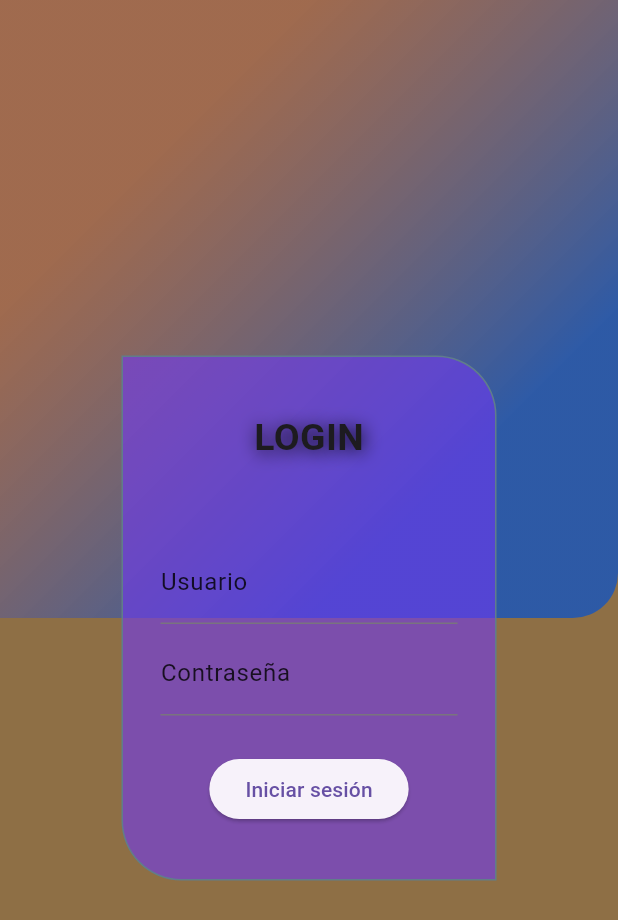
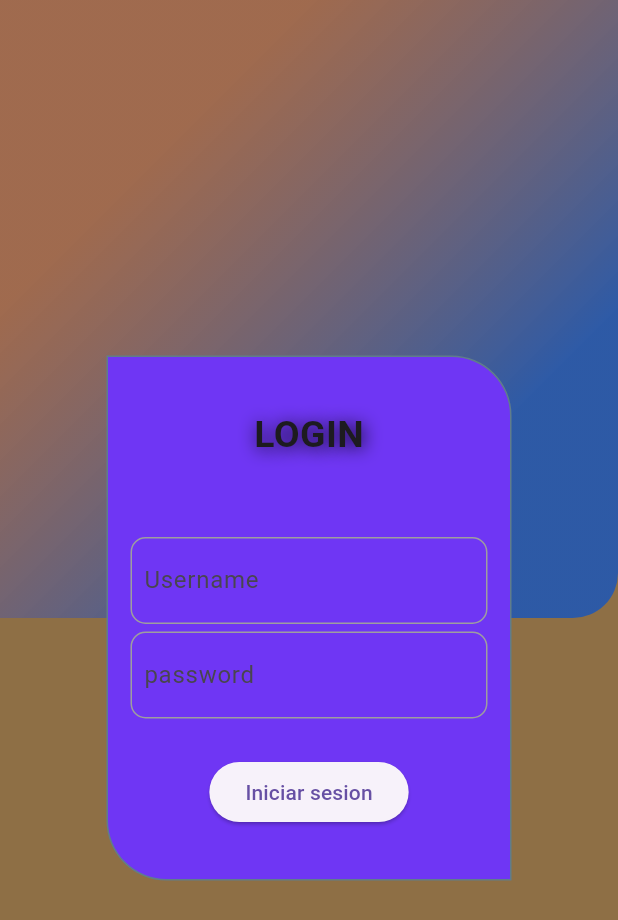
Before and after one commit to andri1321/Menu, a Flutter app: the screen it shows after launch, on a phone screen of 412 x 824 dp. Shown: the top 920 px of the screen. Run offline on Flutter 3.47's test engine with Material 3 defaults, Android fonts, the phone set to English and light mode, and no system bars; our stand-ins replace go_router.

Commit message:
login optimizado version 1.2

```diff
--- a/menu/lib/Screens/contador.dart
+++ b/menu/lib/Screens/contador.dart
@@ -21,11 +21,6 @@ class _ContadorState extends State<Contador> {
         centerTitle: true,
         title: const Text('Contador', style: TextStyle(color: Colors.white),),
         backgroundColor: Colors.indigo,
-      ),
-
-      drawer: const Drawer(
-        backgroundColor: Color.fromARGB(255, 213, 220, 221),
-
       ),
 
       body: Center(
--- a/menu/lib/login/login.dart
+++ b/menu/lib/login/login.dart
@@ -1,150 +1,18 @@
 // ignore_for_file: use_key_in_widget_constructors
 
 import 'package:flutter/material.dart';
-import 'package:go_router/go_router.dart';
+import 'package:menu/widgets/widgets.dart';
 
+class Login extends StatelessWidget {
 
-
-class LoginScreen extends StatefulWidget {
-  @override
-  _LoginScreeState createState() => _LoginScreeState();
-}
-
-class _LoginScreeState extends State<LoginScreen> {
-
-
-
-  final String usuarioValido = 'Admin';
-  final String contrasenaValida = 'admin1';
-
-  TextEditingController usuarioController = TextEditingController();
-  TextEditingController contrasenaController = TextEditingController();
+  const Login({Key? key}) : super(key: key);
 
   @override
   Widget build(BuildContext context) {
+    return Scaffold(
+      backgroundColor: const Color.fromARGB(197, 109, 68, 14),
 
-    final _mediaQuery = MediaQuery.of(context).size;
-
-    return Scaffold(
-      backgroundColor: Color.fromARGB(197, 109, 68, 14),
-     body: Stack(
-      children: [
-        Container(
-          width: double.infinity,
-          height: _mediaQuery.height * 0.5,
-          decoration: const BoxDecoration(
-            gradient: LinearGradient(
-              begin: Alignment.topCenter,
-              end: Alignment.centerRight,
-              colors: [
-                Color.fromARGB(177, 167, 104, 82),
-                Color.fromARGB(253, 45, 90, 167)
-              ]
-              ),
-             borderRadius: BorderRadius.only(
-             bottomRight: Radius.circular(30),
-            ),
-          ),
-        ),
-
-        Center(
-          child: Container(
-           width: 250,
-           height: 350,
-           decoration: BoxDecoration(
-            color: Color.fromARGB(150, 111, 54, 244),
-            borderRadius: BorderRadius.only(
-              bottomLeft: Radius.circular(40),
-              topRight: Radius.circular(40)
-            ),
-            border: Border.all(width: 1, color: Colors.blueGrey)
-           ),
-
-          child: Column(
-            mainAxisAlignment: MainAxisAlignment.center,
-            children: [
-        Text('LOGIN', style: TextStyle(
-          fontSize: 25,
-          fontWeight: FontWeight.bold,
-          shadows: [
-            Shadow(
-              color: Color.fromARGB(220, 0, 0, 0),
-              offset: Offset(1, 1),
-              blurRadius: 15,
-            ),
-            ]
-          )),
-
-        Padding(
-        padding: EdgeInsets.only(top: 50, left: 25, right: 25),
-        child: Column(
-          mainAxisAlignment: MainAxisAlignment.center,
-          children: [
-            // Campo de texto para el nombre de usuario
-            TextField(
-              controller: usuarioController,
-              decoration: InputDecoration(labelText: 'Usuario', labelStyle: TextStyle(color: Color.fromARGB(206, 0, 0, 0))),
-            ),
-            SizedBox(height: 5),
-            // Campo de texto para la contraseña
-            TextField(
-              controller: contrasenaController,
-              obscureText: true, // Para ocultar la contraseña
-              decoration: InputDecoration(labelText: 'Contraseña', labelStyle: TextStyle(color: Color.fromARGB(206, 0, 0, 0))),
-            ),
-            SizedBox(height: 25),
-            // Botón de inicio de sesión
-            ElevatedButton(
-              onPressed: () {
-                // Llamar a la función de verificación de credenciales
-                _verificarCredenciales();
-              },
-              child: Text('Iniciar sesión'),
-            ),
-          ],
-        ),
-      ),
-
-
-            ],
-          ),
-
-         )
-        )
-
-      ],
-     )
-    );
-  }
-
-  void _verificarCredenciales() {
-    String usuarioIngresado = usuarioController.text;
-    String contrasenaIngresada = contrasenaController.text;
-
-    if (usuarioIngresado == usuarioValido && contrasenaIngresada == contrasenaValida) {
-      context.go('/login/home');
-    } else {
-      _mostrarMensaje('Credenciales incorrectas. Por favor, inténtalo de nuevo.');
-    }
-  }
-
-  void _mostrarMensaje(String mensaje) {
-    showDialog(
-      context: context,
-      builder: (BuildContext context) {
-        return AlertDialog(
-          title: const Text('Mensaje'),
-          content: Text(mensaje),
-          actions: [
-            TextButton(
-              onPressed: () {
-              Navigator.of(context).pop();
-              },
-              child: const Text('Aceptar'),
-            ),
-          ],
-        );
-      },
+      body: LoginScreen()
     );
   }
 }
--- a/menu/lib/routes/router.dart
+++ b/menu/lib/routes/router.dart
@@ -11,7 +11,7 @@ final GoRouter router = GoRouter(
 
   routes: [
 
-      GoRoute( path: '/login', builder: (context, state) => LoginScreen(),
+      GoRoute( path: '/login', builder: (context, state) => Login(),
       routes: [
         GoRoute(path: 'home',     builder: (context, state) => HomeScreen(),
      routes: [
--- /dev/null
+++ b/menu/lib/widgets/widgets.dart
@@ -0,0 +1,170 @@
+// ignore_for_file: use_key_in_widget_constructors
+
+import 'package:flutter/material.dart';
+import 'package:go_router/go_router.dart';
+
+
+class LoginScreen extends StatefulWidget {
+  @override
+  _LoginScreeState createState() => _LoginScreeState();
+}
+
+class _LoginScreeState extends State<LoginScreen> {
+
+  final String usuarioValido = 'Admin';
+  final String contrasenaValida = 'admin1';
+
+  TextEditingController usuarioController = TextEditingController();
+  TextEditingController contrasenaController = TextEditingController();
+
+  @override
+  Widget build(BuildContext context) {
+
+    final _mediaQuery = MediaQuery.of(context).size;
+
+    return Stack(
+        children: [
+          BackgroundContainer(
+           mediaQuery: _mediaQuery,
+         ),
+          Center(
+           child: BLogin(),
+          ),
+        ],
+    );
+  }
+
+  void _verificarCredenciales() {
+    String usuarioIngresado = usuarioController.text;
+    String contrasenaIngresada = contrasenaController.text;
+
+    if (usuarioIngresado == usuarioValido && contrasenaIngresada == contrasenaValida) {
+      context.go('/login/home');
+    } else {
+      _mostrarMensaje('Credenciales incorrectas. Por favor, inténtalo de nuevo.');
+    }
+  }
+
+  void _mostrarMensaje(String mensaje) {
+    showDialog(
+      context: context,
+      builder: (BuildContext context) {
+        return AlertDialog(
+          title: const Text('Mensaje'),
+          content: Text(mensaje),
+          actions: [
+            TextButton(
+              onPressed: () {
+              Navigator.of(context).pop();
+              },
+              child: const Text('Aceptar'),
+            ),
+          ],
+        );
+      },
+    );
+  }
+}
+
+class BackgroundContainer extends StatelessWidget {
+  const BackgroundContainer({
+    super.key,
+    required Size mediaQuery,
+  }) : _mediaQuery = mediaQuery;
+
+  final Size _mediaQuery;
+
+  @override
+  Widget build(BuildContext context) {
+    return Container(
+      width: double.infinity,
+      height: _mediaQuery.height * 0.5,
+      decoration: const BoxDecoration(
+        gradient: LinearGradient(
+          begin: Alignment.topCenter,
+          end: Alignment.centerRight,
+          colors: [
+            Color.fromARGB(177, 167, 104, 82),
+            Color.fromARGB(253, 45, 90, 167)
+          ]),
+         borderRadius: BorderRadius.only(
+         bottomRight: Radius.circular(30),
+        ),
+      ),
+    );
+  }
+}
+
+
+class BLogin extends StatelessWidget {
+
+  @override
+  Widget build(BuildContext context) {
+    return Container(
+     width: 270,
+     height: 350,
+     decoration: BoxDecoration(
+      color: const Color.fromARGB(255, 111, 54, 244),
+      borderRadius:const BorderRadius.only(
+        bottomLeft: Radius.circular(40),
+        topRight: Radius.circular(40)
+      ),
+      border: Border.all(width: 1, color: Colors.blueGrey)
+     ),
+     child: Column(
+      mainAxisAlignment: MainAxisAlignment.center,
+      children: [
+        Form(
+          child: Column(
+            children: [
+               const Text('LOGIN', style: TextStyle(
+               fontSize: 25,
+               fontWeight: FontWeight.bold,
+               shadows: [Shadow(
+                   color: Color.fromARGB(220, 0, 0, 0),
+                   offset: Offset(1, 1),
+                   blurRadius: 15,
+                  )]
+                )
+               ),
+                Padding(
+                  padding: const EdgeInsets.only(top: 50, left: 15, right: 15),
+                  child: Column(
+                    children: [
+                      Container(
+                      padding: EdgeInsets.symmetric(horizontal: 8),
+                      decoration: BoxDecoration(
+                      borderRadius: BorderRadius.circular(10),
+                      border: Border.all(color: Colors.grey),
+                      ),
+                      child: TextFormField(
+                      decoration: InputDecoration(border: InputBorder.none, labelText: 'Username'),
+                    ),
+                   ),
+                  const SizedBox( height: 5),
+                   Container(
+                    padding: EdgeInsets.symmetric(horizontal: 8),
+                    decoration: BoxDecoration(
+                    borderRadius: BorderRadius.circular(10),
+                    border: Border.all(color: Colors.grey),
+                    ),
+                    child: TextFormField(
+                    decoration: InputDecoration(border: InputBorder.none, labelText: 'password'),
+                     ),
+                    ),
+                  const SizedBox( height: 25),
+                   ElevatedButton(
+                  child: const Text('Iniciar sesion'),
+                  onPressed: (){},
+                  )
+                  ],
+                ),
+              )
+            ],
+          )
+        )
+      ],
+     ),
+    );
+  }
+}
```
Also changed, not shown: menu/lib/home_screen.dart (+6 -20 lines), menu/lib/lista/menuitemlist.dart (+3 -10 lines).
